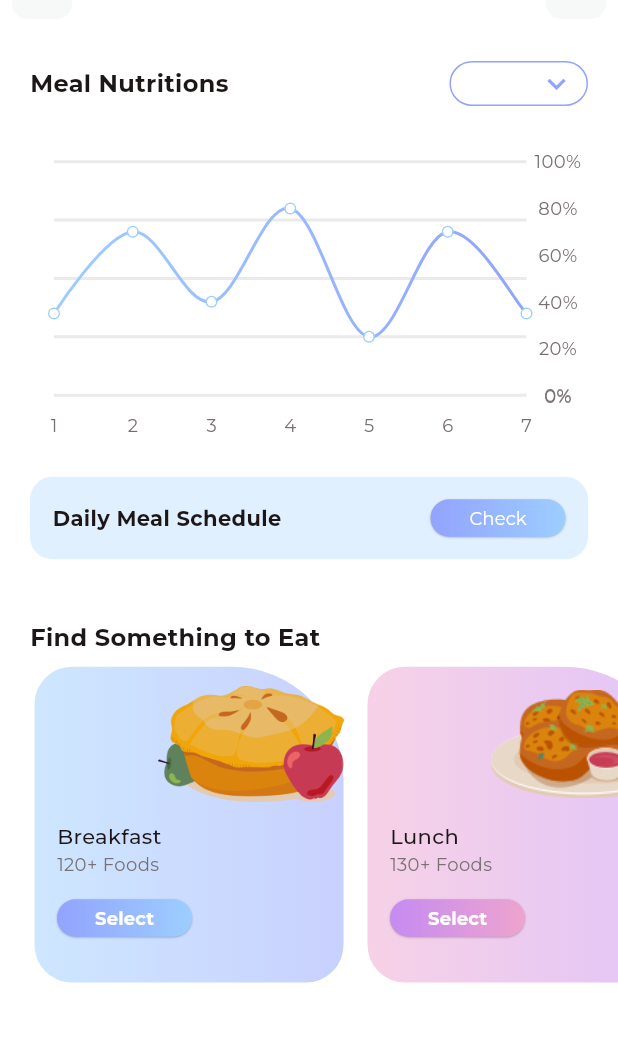
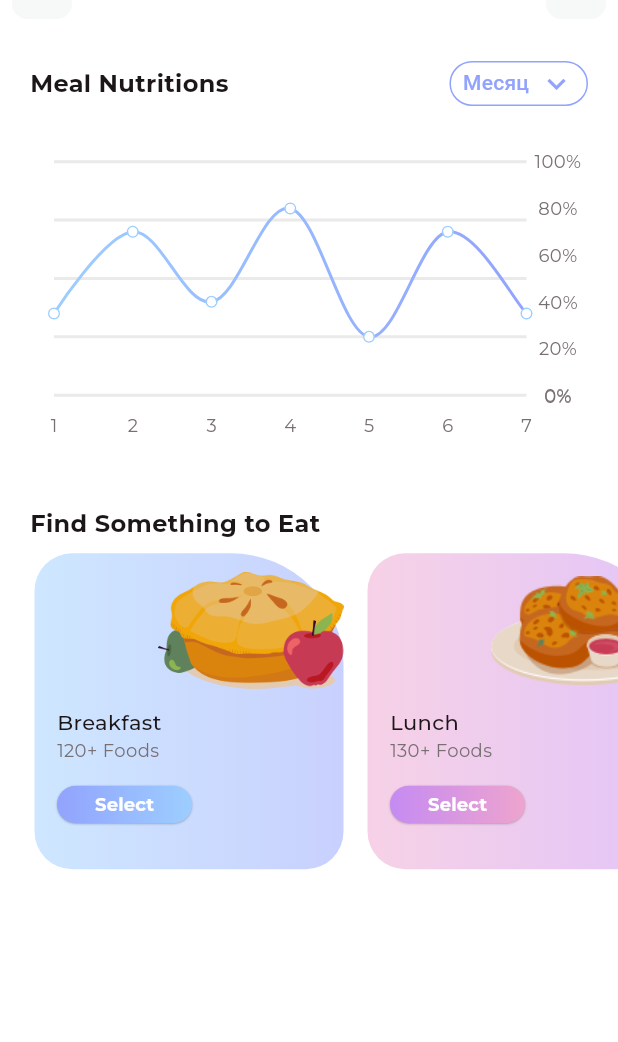
Before and after one commit to risvill/FFLEX, a Flutter app: the screen it shows after launch, on a phone screen of 412 x 824 dp, the part 53-1095 px from its top. Run offline on Flutter 3.47's test engine with Material 3 defaults, Android fonts, the phone set to English and light mode, and no system bars; drawn by our look-alikes of fl_chart; our stand-ins replace animated_toggle_switch, carousel_slider, get, google_nav_bar, google_sign_in, readmore and 2 more; missing offline and left inert: dotted_dashed_line, email_otp, simple_animation_progress_bar; project files that could hold a hidden picture were left out.

Commit message:
mealPlanner

```diff
--- a/lib/common_widget/find_eat_cell.dart
+++ b/lib/common_widget/find_eat_cell.dart
@@ -1,4 +1,5 @@
 import 'package:fflex/common_widget/round_button.dart';
+import 'package:fflex/view/meal_planner/meal_food_detail_view.dart';
 import 'package:flutter/material.dart';
 
 import '../common/colo_extension.dart';
@@ -77,7 +78,9 @@ class FindEatCell extends StatelessWidget {
                       ? RoundButtonType.bgGradient
                       : RoundButtonType.bgSGradient,
                   title: "Select",
-                  onPressed: () {}),
+                  onPressed: () {
+                    Navigator.push(context, MaterialPageRoute(builder: (context) => MealFoodDetailsView(eObj: fObj) ) );
+                  }),
             ),
           ),
         ],
--- a/lib/common_widget/meal_recommed_cell.dart
+++ b/lib/common_widget/meal_recommed_cell.dart
@@ -1,4 +1,5 @@
 import 'package:fflex/common_widget/round_button.dart';
+import 'package:fflex/view/meal_planner/food_info_detail_view.dart';
 import 'package:flutter/material.dart';
 
 import '../common/colo_extension.dart';
@@ -69,7 +70,8 @@ class MealRecommendCell extends StatelessWidget {
                       ? RoundButtonType.bgGradient
                       : RoundButtonType.bgSGradient,
                   title: "View",
-                  onPressed: () {}),
+                  onPressed: () {
+                  }),
             ),
           ),
         ],
--- a/lib/view/meal_planner/meal_planner_view.dart
+++ b/lib/view/meal_planner/meal_planner_view.dart
@@ -194,6 +194,7 @@ class _MealPlannerViewState extends State<MealPlannerView> {
                           ),
                           child: DropdownButtonHideUnderline(
                         child: DropdownButton(
+                          value: selectedValue,
                           items: ["Неделя", "Месяц"]
                             .map((name) => DropdownMenuItem(
                               value: name,
@@ -225,8 +226,10 @@ class _MealPlannerViewState extends State<MealPlannerView> {
                               fontSize: 12,
                             ),
                           ),
+
                         ),
-                          )),
+                      ),
+                      )
                     ],
                   ),
                   SizedBox(
@@ -344,42 +347,6 @@ class _MealPlannerViewState extends State<MealPlannerView> {
                           ),
                         ),
                       )),
-                  SizedBox(
-                    height: media.width * 0.05,
-                  ),
-                  Container(
-                    padding: const EdgeInsets.symmetric(
-                        vertical: 15, horizontal: 15),
-                    decoration: BoxDecoration(
-                      color: TColor.primaryColor2.withOpacity(0.3),
-                      borderRadius: BorderRadius.circular(15),
-                    ),
-                    child: Row(
-                      mainAxisAlignment: MainAxisAlignment.spaceBetween,
-                      children: [
-                        Text(
-                          "Daily Meal Schedule",
-                          style: TextStyle(
-                              color: TColor.black,
-                              fontSize: 14,
-                              fontWeight: FontWeight.w700),
-                        ),
-                        SizedBox(
-                          width: 90,
-                          height: 25,
-                          child: RoundButton(
-                            title: "Check",
-                            type: RoundButtonType.bgGradient,
-                            fontSize: 12,
-                            fontWeight: FontWeight.w400,
-                            onPressed: () {
-
-                            },
-                          ),
-                        )
-                      ],
-                    ),
-                  ),
                   SizedBox(
                     height: media.width * 0.05,
                   ),
```
Also changed, not shown: lib/common_widget/meal_category_cell.dart (+20 -0 lines), lib/view/meal_planner/category_list_view.dart (added, +62 -0 lines), lib/view/meal_planner/food_info_detail_view.dart (+4 -20 lines). Lines whose indentation alone changed are shown as unchanged.
